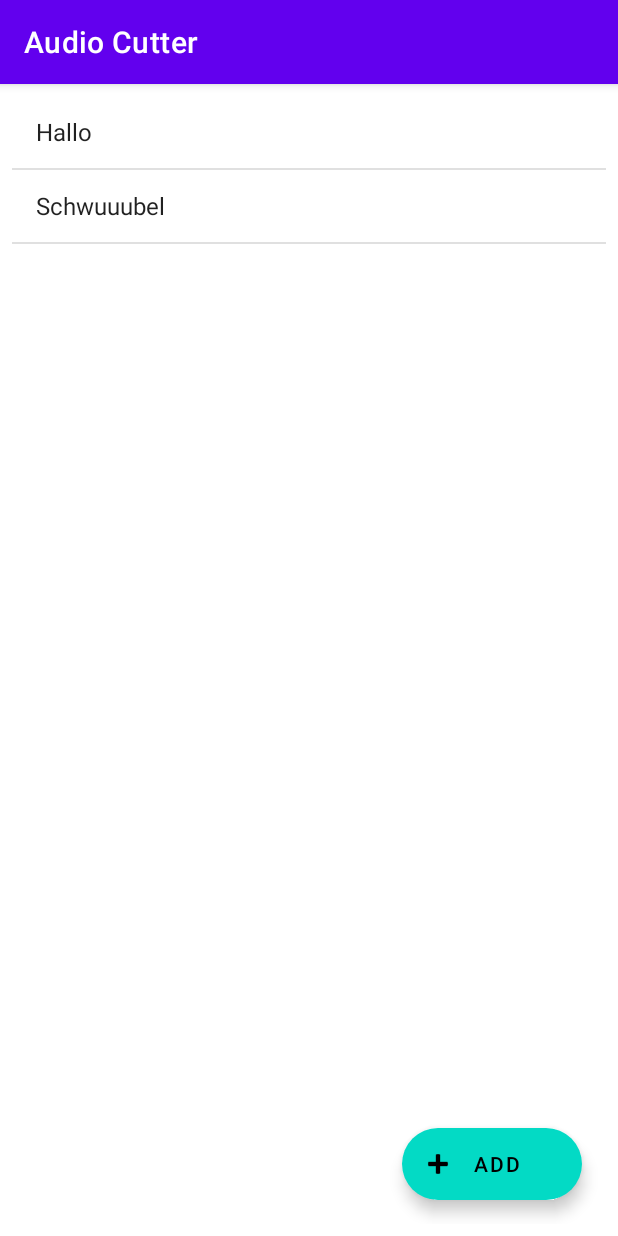
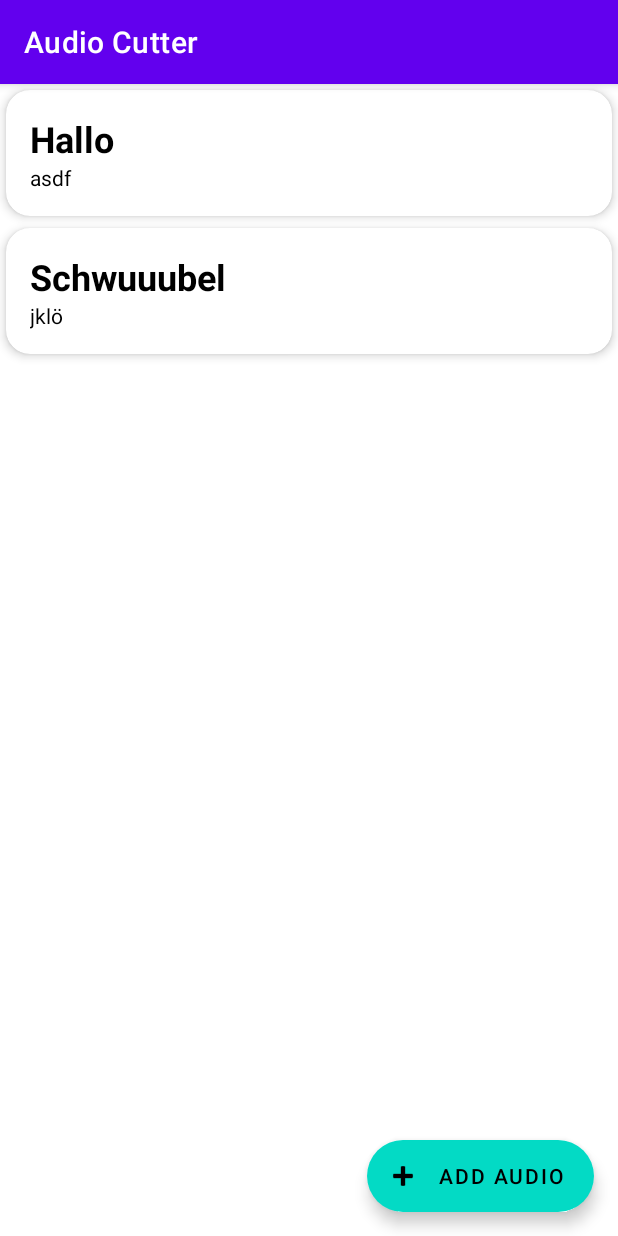
Before and after one commit to la-urin/audio-cutter, an Android app: the screen it shows after launch (MainActivity), on a phone screen of 412 x 824 dp. Run offline under Robolectric (Android 15) with nearby library versions, the phone set to English and light mode, and no system bars; our stand-ins replace Room's generated code.

Commit message:
card list

```diff
--- a/app/build.gradle
+++ b/app/build.gradle
@@ -39,4 +39,5 @@ dependencies {
     androidTestImplementation 'androidx.test.espresso:espresso-core:3.4.0'
     implementation "androidx.room:room-runtime:$room_version"
     annotationProcessor "androidx.room:room-compiler:$room_version"
+    implementation "androidx.cardview:cardview:1.0.0"
 }
--- a/app/src/main/java/ch/ost/rj/mge/audio_cutter/activities/MainActivity.java
+++ b/app/src/main/java/ch/ost/rj/mge/audio_cutter/activities/MainActivity.java
@@ -1,15 +1,14 @@
 package ch.ost.rj.mge.audio_cutter.activities;
+
+import android.app.Activity;
+import android.content.Intent;
+import android.os.Bundle;
 
 import androidx.activity.result.ActivityResultLauncher;
 import androidx.activity.result.contract.ActivityResultContracts;
 import androidx.appcompat.app.AppCompatActivity;
-import androidx.recyclerview.widget.DividerItemDecoration;
 import androidx.recyclerview.widget.LinearLayoutManager;
 import androidx.recyclerview.widget.RecyclerView;
-
-import android.app.Activity;
-import android.content.Intent;
-import android.os.Bundle;
 
 import com.google.android.material.floatingactionbutton.ExtendedFloatingActionButton;
 
@@ -31,12 +30,10 @@ public class MainActivity extends AppCompatActivity {
 
         RecyclerView.LayoutManager layoutManager = new LinearLayoutManager(this);
         AudioAdapter adapter = new AudioAdapter(AudioRepository.getInstance());
-        DividerItemDecoration dividerItemDecoration = new DividerItemDecoration(this, DividerItemDecoration.VERTICAL);
 
         RecyclerView recyclerView = findViewById(R.id.audio_list);
         recyclerView.setLayoutManager(layoutManager);
         recyclerView.setAdapter(adapter);
-        recyclerView.addItemDecoration(dividerItemDecoration);
 
         ExtendedFloatingActionButton fab = findViewById(R.id.fab_add);
         fab.setOnClickListener(v -> {
--- a/app/src/main/java/ch/ost/rj/mge/audio_cutter/adapter/AudioAdapter.java
+++ b/app/src/main/java/ch/ost/rj/mge/audio_cutter/adapter/AudioAdapter.java
@@ -14,6 +14,7 @@ import java.util.List;
 import java.util.Observable;
 import java.util.Observer;
 
+import ch.ost.rj.mge.audio_cutter.R;
 import ch.ost.rj.mge.audio_cutter.model.Audio;
 import ch.ost.rj.mge.audio_cutter.model.AudioRepository;
 
@@ -32,18 +33,20 @@ public class AudioAdapter extends RecyclerView.Adapter<AudioViewHolder> implemen
         LayoutInflater inflater = LayoutInflater.from(context);
 
         View view = inflater.inflate(
-                android.R.layout.simple_list_item_1,
+                R.layout.card_view_template,
                 parent,
                 false);
 
-        TextView nameView = view.findViewById(android.R.id.text1);
-        return new AudioViewHolder(view, nameView);
+        TextView nameView = view.findViewById(R.id.card_view_title);
+        TextView pathView = view.findViewById(R.id.card_view_info);
+        return new AudioViewHolder(view, nameView, pathView);
     }
 
     @Override
     public void onBindViewHolder(@NonNull AudioViewHolder holder, int position) {
         Audio audio = this.audios.get(position);
         holder.nameView.setText(audio.name);
+        holder.pathView.setText(audio.path);
     }
 
     @Override
--- a/app/src/main/java/ch/ost/rj/mge/audio_cutter/adapter/AudioViewHolder.java
+++ b/app/src/main/java/ch/ost/rj/mge/audio_cutter/adapter/AudioViewHolder.java
@@ -7,9 +7,11 @@ import androidx.recyclerview.widget.RecyclerView;
 
 public class AudioViewHolder extends RecyclerView.ViewHolder {
     public TextView nameView;
+    public TextView pathView;
 
-    public AudioViewHolder(View parent, TextView nameView) {
+    public AudioViewHolder(View parent, TextView nameView, TextView pathView) {
         super(parent);
         this.nameView = nameView;
+        this.pathView = pathView;
     }
 }
--- a/app/src/main/res/layout/activity_main.xml
+++ b/app/src/main/res/layout/activity_main.xml
@@ -1,12 +1,13 @@
 <?xml version="1.0" encoding="utf-8"?>
-<androidx.constraintlayout.widget.ConstraintLayout
-    xmlns:android="http://schemas.android.com/apk/res/android"
+<androidx.constraintlayout.widget.ConstraintLayout xmlns:android="http://schemas.android.com/apk/res/android"
     xmlns:app="http://schemas.android.com/apk/res-auto"
     xmlns:tools="http://schemas.android.com/tools"
     android:layout_width="match_parent"
     android:layout_height="match_parent"
-    android:padding="@dimen/distance_from_layout_to_content"
-    tools:context=".activities.MainActivity">
+    android:clickable="true"
+    tools:context=".activities.MainActivity"
+    android:dividerHeight="0dp"
+    android:focusable="true">
 
     <androidx.recyclerview.widget.RecyclerView
         android:id="@+id/audio_list"
@@ -22,9 +23,9 @@
         android:layout_width="wrap_content"
         android:layout_height="wrap_content"
         android:layout_margin="@dimen/distance_between_controls_2x"
+        android:text="@string/add_audio"
         app:icon="@android:drawable/ic_input_add"
-        app:layout_constraintBottom_toBottomOf="@+id/audio_list"
-        app:layout_constraintEnd_toEndOf="@+id/audio_list"
-        android:text="@string/add"/>
+        app:layout_constraintBottom_toBottomOf="parent"
+        app:layout_constraintEnd_toEndOf="parent" />
 
 </androidx.constraintlayout.widget.ConstraintLayout>
--- /dev/null
+++ b/app/src/main/res/layout/card_view_template.xml
@@ -0,0 +1,37 @@
+<?xml version="1.0" encoding="utf-8"?>
+<androidx.cardview.widget.CardView xmlns:android="http://schemas.android.com/apk/res/android"
+    xmlns:card_view="http://schemas.android.com/apk/res-auto"
+    android:id="@+id/card_view_template"
+    android:layout_width="match_parent"
+    android:layout_height="wrap_content"
+    android:layout_margin="@dimen/distance_between_controls_05x"
+    card_view:cardCornerRadius="@dimen/card_corner_radius"
+    card_view:cardElevation="@dimen/card_elevation">
+
+    <androidx.constraintlayout.widget.ConstraintLayout
+        android:layout_width="match_parent"
+        android:layout_height="match_parent"
+        android:padding="@dimen/distance_between_controls_2x">
+
+        <TextView
+            android:id="@+id/card_view_title"
+            android:layout_width="match_parent"
+            android:layout_height="wrap_content"
+            android:text="titel"
+            android:textSize="@dimen/card_title_size"
+            android:textStyle="bold"
+            card_view:layout_constraintEnd_toEndOf="parent"
+            card_view:layout_constraintStart_toStartOf="parent"
+            card_view:layout_constraintTop_toTopOf="parent" />
+
+        <TextView
+            android:id="@+id/card_view_info"
+            android:layout_width="match_parent"
+            android:layout_height="wrap_content"
+            android:text="info"
+            card_view:layout_constraintEnd_toEndOf="@+id/card_view_title"
+            card_view:layout_constraintStart_toStartOf="@+id/card_view_title"
+            card_view:layout_constraintTop_toBottomOf="@+id/card_view_title" />
+
+    </androidx.constraintlayout.widget.ConstraintLayout>
+</androidx.cardview.widget.CardView>
--- a/app/src/main/res/values-night/themes.xml
+++ b/app/src/main/res/values-night/themes.xml
@@ -12,5 +12,6 @@
         <!-- Status bar color. -->
         <item name="android:statusBarColor">?attr/colorPrimaryVariant</item>
         <!-- Customize your theme here. -->
+        <item name="android:textColor">@color/white</item>
     </style>
 </resources>
--- a/app/src/main/res/values/dimens.xml
+++ b/app/src/main/res/values/dimens.xml
@@ -1,5 +1,10 @@
 <?xml version="1.0" encoding="utf-8"?>
 <resources>
+    <dimen name="distance_between_controls_05x">4dp</dimen>
+    <dimen name="distance_between_controls">8dp</dimen>
     <dimen name="distance_between_controls_2x">16dp</dimen>
     <dimen name="distance_from_layout_to_content">8dp</dimen>
+    <dimen name="card_elevation">4dp</dimen>
+    <dimen name="card_corner_radius">16dp</dimen>
+    <dimen name="card_title_size">24sp</dimen>
 </resources>
--- a/app/src/main/res/values/strings.xml
+++ b/app/src/main/res/values/strings.xml
@@ -1,4 +1,4 @@
 <resources>
     <string name="app_name">Audio Cutter</string>
-    <string name="add">Add</string>
+    <string name="add_audio">Add Audio</string>
 </resources>
--- a/app/src/main/res/values/themes.xml
+++ b/app/src/main/res/values/themes.xml
@@ -12,5 +12,6 @@
         <!-- Status bar color. -->
         <item name="android:statusBarColor">?attr/colorPrimaryVariant</item>
         <!-- Customize your theme here. -->
+        <item name="android:textColor">@color/black</item>
     </style>
 </resources>
```
